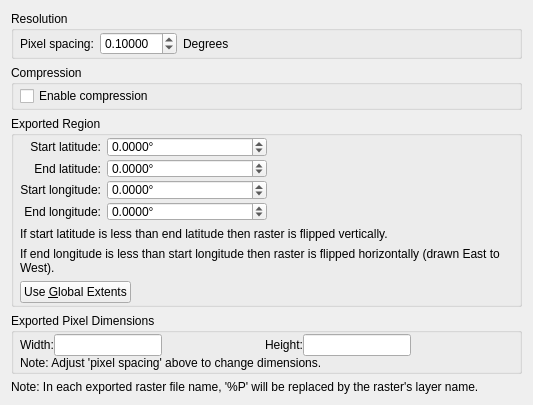
GPlates/GPlates, file src/qt-widgets/ExportRasterOptionsWidgetUi.ui: the form before one commit.
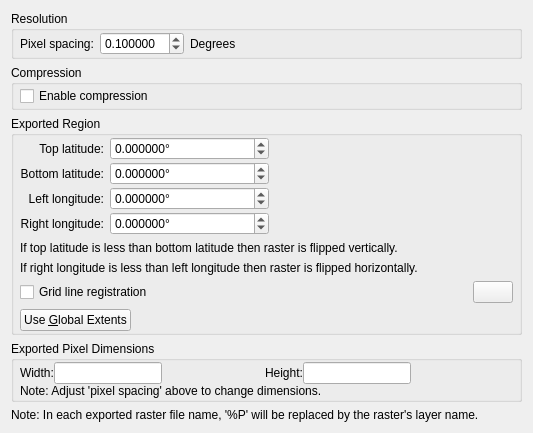
The form after the commit. Icons and pictures are not drawn.

```diff
--- a/src/qt-widgets/ExportRasterOptionsWidgetUi.ui
+++ b/src/qt-widgets/ExportRasterOptionsWidgetUi.ui
@@ -7,7 +7,7 @@
     <x>0</x>
     <y>0</y>
     <width>533</width>
-    <height>353</height>
+    <height>385</height>
    </rect>
   </property>
   <property name="windowTitle">
@@ -51,7 +51,7 @@
          <item>
           <widget class="QDoubleSpinBox" name="resolution_spin_box">
            <property name="decimals">
-            <number>5</number>
+            <number>6</number>
            </property>
            <property name="minimum">
             <double>0.000010000000000</double>
@@ -153,7 +153,7 @@
            </sizepolicy>
           </property>
           <property name="text">
-           <string>Start latitude:</string>
+           <string>Top latitude:</string>
           </property>
           <property name="alignment">
            <set>Qt::AlignRight|Qt::AlignTrailing|Qt::AlignVCenter</set>
@@ -172,7 +172,7 @@
            <string>°</string>
           </property>
           <property name="decimals">
-           <number>4</number>
+           <number>6</number>
           </property>
           <property name="minimum">
            <double>-90.000000000000000</double>
@@ -201,7 +201,7 @@
            </sizepolicy>
           </property>
           <property name="text">
-           <string>End latitude:</string>
+           <string>Bottom latitude:</string>
           </property>
           <property name="alignment">
            <set>Qt::AlignRight|Qt::AlignTrailing|Qt::AlignVCenter</set>
@@ -220,7 +220,7 @@
            <string>°</string>
           </property>
           <property name="decimals">
-           <number>4</number>
+           <number>6</number>
           </property>
           <property name="minimum">
            <double>-90.000000000000000</double>
@@ -249,7 +249,7 @@
            </sizepolicy>
           </property>
           <property name="text">
-           <string>Start longitude:</string>
+           <string>Left longitude:</string>
           </property>
           <property name="alignment">
            <set>Qt::AlignRight|Qt::AlignTrailing|Qt::AlignVCenter</set>
@@ -268,7 +268,7 @@
            <string>°</string>
           </property>
           <property name="decimals">
-           <number>4</number>
+           <number>6</number>
           </property>
           <property name="minimum">
            <double>-360.000000000000000</double>
@@ -297,7 +297,7 @@
            </sizepolicy>
           </property>
           <property name="text">
-           <string>End longitude:</string>
+           <string>Right longitude:</string>
           </property>
           <property name="alignment">
            <set>Qt::AlignRight|Qt::AlignTrailing|Qt::AlignVCenter</set>
@@ -316,7 +316,7 @@
            <string>°</string>
           </property>
           <property name="decimals">
-           <number>4</number>
+           <number>6</number>
           </property>
           <property name="minimum">
            <double>-360.000000000000000</double>
@@ -341,7 +341,7 @@
       <item>
        <widget class="QLabel" name="lat_extents_label">
         <property name="text">
-         <string>If start latitude is less than end latitude then raster is flipped vertically.</string>
+         <string>If top latitude is less than bottom latitude then raster is flipped vertically.</string>
         </property>
         <property name="wordWrap">
          <bool>true</bool>
@@ -351,13 +351,48 @@
       <item>
        <widget class="QLabel" name="lon_extents_label">
         <property name="text">
-         <string>If end longitude is less than start longitude then raster is flipped horizontally (drawn East to West).</string>
+         <string>If right longitude is less than left longitude then raster is flipped horizontally.</string>
         </property>
         <property name="wordWrap">
          <bool>true</bool>
         </property>
        </widget>
       </item>
+      <item>
+       <layout class="QHBoxLayout" name="horizontalLayout_2">
+        <item>
+         <widget class="QCheckBox" name="grid_line_registration_checkbox">
+          <property name="text">
+           <string>Grid line registration</string>
+          </property>
+         </widget>
+        </item>
+        <item>
+         <spacer name="horizontalSpacer_5">
+          <property name="orientation">
+           <enum>Qt::Horizontal</enum>
+          </property>
+          <property name="sizeHint" stdset="0">
+           <size>
+            <width>40</width>
+            <height>20</height>
+           </size>
+          </property>
+         </spacer>
+        </item>
+        <item>
+         <widget class="QPushButton" name="push_button_help_grid_line_registration">
+          <property name="text">
+           <string/>
+          </property>
+          <property name="icon">
+           <iconset resource="../qt-resources/qt_widgets.qrc">
+            <normaloff>:/human_help_browser_16.png</normaloff>:/human_help_browser_16.png</iconset>
+          </property>
+         </widget>
+        </item>
+       </layout>
+      </item>
       <item>
        <layout class="QHBoxLayout" name="horizontalLayout_3">
         <item>
```
